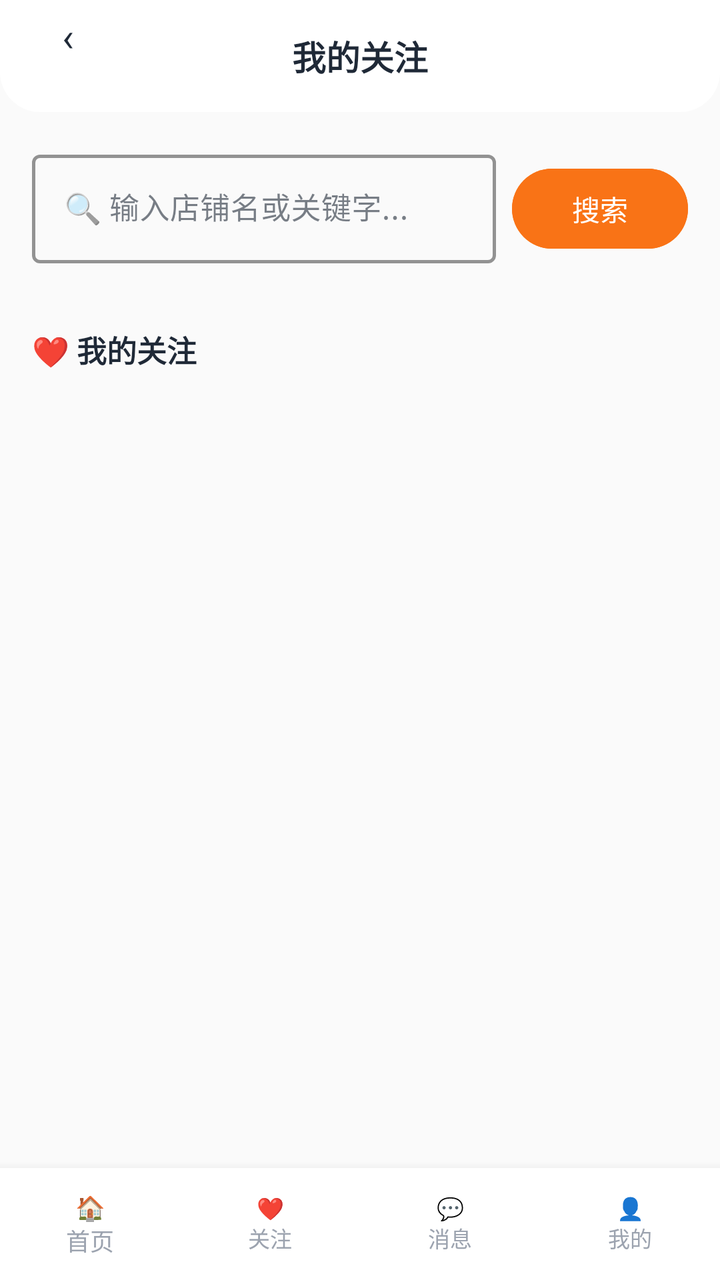
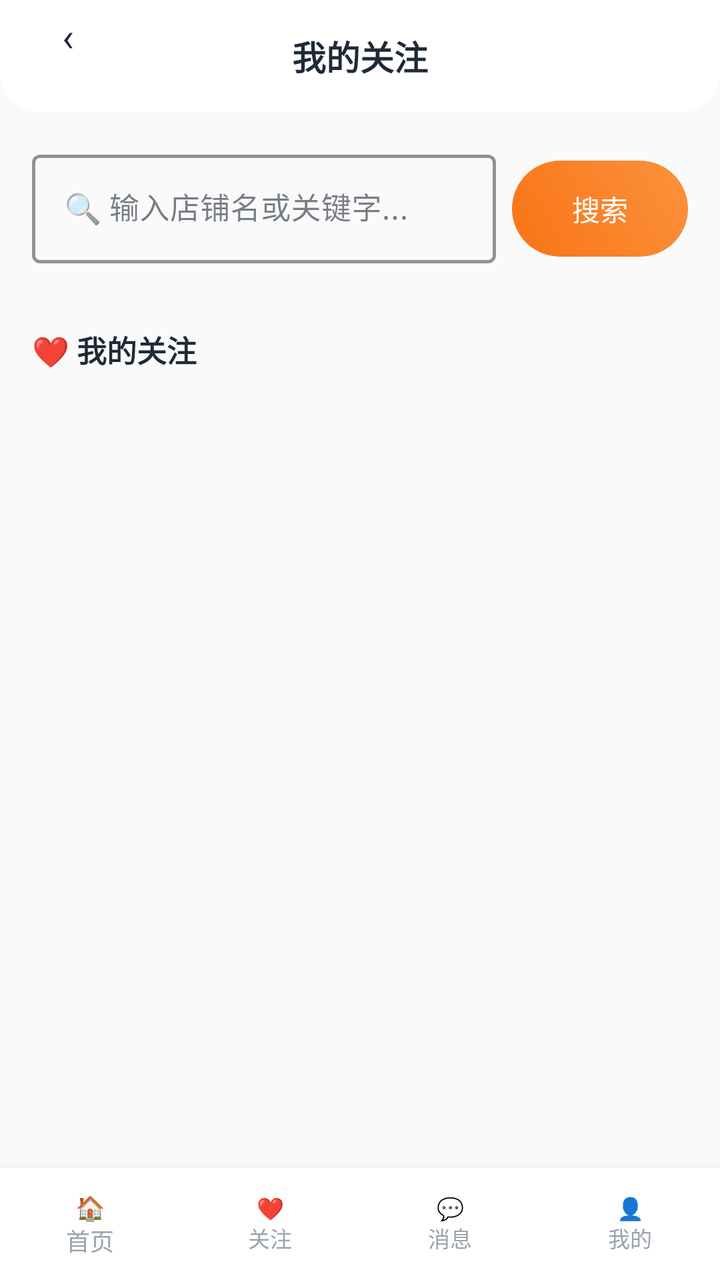

An Android layout rendered at two revisions. The XML below is the earlier revision; the diff shows what the commit changed to produce the second picture.
<!-- AndroidManifest.xml: application theme Theme.ClothingSI -->
<!-- res/layout/activity_buyer_follows.xml -->
<?xml version="1.0" encoding="utf-8"?>
<LinearLayout xmlns:android="http://schemas.android.com/apk/res/android"
    xmlns:app="http://schemas.android.com/apk/res-auto"
    android:layout_width="match_parent" android:layout_height="match_parent"
    android:background="@color/md_surface_container_low" android:orientation="vertical">
    <RelativeLayout android:layout_width="match_parent" android:layout_height="56dp"
        android:background="@drawable/header_bar_bg" android:paddingHorizontal="16dp">
        <TextView android:id="@+id/btn_back" android:layout_width="36dp" android:layout_height="36dp"
            android:text="‹" android:textSize="20sp" android:textColor="@color/md_on_surface"
            android:gravity="center" android:background="@drawable/circle_bg" />
        <TextView android:layout_width="wrap_content" android:layout_height="wrap_content"
            android:text="我的关注" android:textSize="17sp" android:textStyle="bold"
            android:textColor="@color/md_on_surface" android:layout_centerInParent="true" />
    </RelativeLayout>
    <ScrollView android:layout_width="match_parent" android:layout_height="0dp"
        android:layout_weight="1">
        <LinearLayout android:layout_width="match_parent" android:layout_height="wrap_content"
            android:orientation="vertical" android:padding="16dp">
            <LinearLayout android:layout_width="match_parent" android:layout_height="wrap_content"
                android:orientation="horizontal" android:layout_marginBottom="16dp">
                <com.google.android.material.textfield.TextInputLayout
                    style="@style/Widget.MaterialComponents.TextInputLayout.OutlinedBox"
                    android:layout_width="0dp" android:layout_height="wrap_content" android:layout_weight="1"
                    app:boxStrokeColor="@color/md_primary" app:boxStrokeWidth="1.5dp"
                    android:layout_marginEnd="8dp">
                    <com.google.android.material.textfield.TextInputEditText android:id="@+id/et_search"
                        android:layout_width="match_parent" android:layout_height="wrap_content"
                        android:hint="🔍 输入店铺名或关键字..." android:textSize="15sp"
                        android:imeOptions="actionSearch" android:singleLine="true" />
                </com.google.android.material.textfield.TextInputLayout>
                <com.google.android.material.button.MaterialButton android:id="@+id/btn_search"
                    android:layout_width="wrap_content" android:layout_height="wrap_content"
                    android:text="搜索" app:cornerRadius="20dp"
                    android:backgroundTint="@color/md_primary"
                    android:textColor="@color/md_on_primary" />
            </LinearLayout>
            <LinearLayout android:id="@+id/layout_search_results"
                android:layout_width="match_parent" android:layout_height="wrap_content"
                android:orientation="vertical" android:layout_marginBottom="16dp" />
            <TextView android:layout_width="wrap_content" android:layout_height="wrap_content"
                android:text="❤️ 我的关注" android:textSize="15sp" android:textStyle="bold"
                android:textColor="@color/md_on_surface" android:layout_marginBottom="8dp" />
            <LinearLayout android:id="@+id/layout_followed_list"
                android:layout_width="match_parent" android:layout_height="wrap_content"
                android:orientation="vertical" />
        </LinearLayout>
    </ScrollView>
    <include layout="@layout/include_buyer_bottom" />
</LinearLayout>
<!-- res/layout/include_buyer_bottom.xml (included above) -->
<?xml version="1.0" encoding="utf-8"?>
<LinearLayout xmlns:android="http://schemas.android.com/apk/res/android"
    android:layout_width="match_parent" android:layout_height="56dp"
    android:orientation="horizontal" android:gravity="center"
    android:background="@color/md_surface"
    android:elevation="8dp"
    android:weightSum="4">
    <TextView android:id="@+id/bottom_home" android:layout_width="0dp" android:layout_height="match_parent"
        android:layout_weight="1" android:gravity="center" android:text="🏠\n首页"
        android:textSize="12sp" android:lines="2" android:lineSpacingExtra="0dp"
        android:textColor="@color/md_on_surface_variant"
        android:clickable="true" android:focusable="true" />
    <TextView android:id="@+id/bottom_follow" android:layout_width="0dp" android:layout_height="match_parent"
        android:layout_weight="1" android:gravity="center" android:text="❤️\n关注"
        android:textSize="11sp" android:lines="2" android:lineSpacingExtra="0dp"
        android:textColor="@color/md_on_surface_variant"
        android:clickable="true" android:focusable="true" />
    <TextView android:id="@+id/bottom_messages" android:layout_width="0dp" android:layout_height="match_parent"
        android:layout_weight="1" android:gravity="center" android:text="💬\n消息"
        android:textSize="11sp" android:lines="2" android:lineSpacingExtra="0dp"
        android:textColor="@color/md_on_surface_variant"
        android:clickable="true" android:focusable="true" />
    <TextView android:id="@+id/bottom_profile" android:layout_width="0dp" android:layout_height="match_parent"
        android:layout_weight="1" android:gravity="center" android:text="👤\n我的"
        android:textSize="11sp" android:lines="2" android:lineSpacingExtra="0dp"
        android:textColor="@color/md_on_surface_variant"
        android:clickable="true" android:focusable="true" />
</LinearLayout>
<!-- resources referenced by this layout -->
<resources>
  <color name="md_on_primary">#FFFFFF</color>
  <color name="md_on_surface">#1F2937</color>
  <color name="md_on_surface_variant">#9CA3AF</color>
  <color name="md_primary">#F97316</color>
  <color name="md_surface">#FFFFFF</color>
  <color name="md_surface_container_low">#FAFAFA</color>
  <!-- drawable circle_bg (drawable) -->
  <?xml version="1.0" encoding="utf-8"?>
  <shape xmlns:android="http://schemas.android.com/apk/res/android" android:shape="oval">
      <solid android:color="#26FFFFFF" />
  </shape>
  <!-- drawable header_bar_bg (drawable) -->
  <?xml version="1.0" encoding="utf-8"?>
  <shape xmlns:android="http://schemas.android.com/apk/res/android" android:shape="rectangle">
      <solid android:color="@color/md_surface" />
      <corners android:topLeftRadius="0dp" android:topRightRadius="0dp" android:bottomLeftRadius="20dp" android:bottomRightRadius="20dp" />
  </shape>
  <style name="Theme.ClothingSI" parent="Theme.Material3.Light.NoActionBar">
          
          <item name="colorPrimary">@color/md_primary</item>
          <item name="colorOnPrimary">@color/md_on_primary</item>
          <item name="colorPrimaryContainer">@color/md_primary_container</item>
          <item name="colorOnPrimaryContainer">@color/md_on_primary_container</item>
  
          
          <item name="colorSecondary">@color/md_secondary</item>
          <item name="colorOnSecondary">@color/md_on_secondary</item>
          <item name="colorSecondaryContainer">@color/md_secondary_container</item>
          <item name="colorOnSecondaryContainer">@color/md_on_secondary_container</item>
  
          
          <item name="android:colorBackground">@color/md_surface_container_low</item>
          <item name="colorSurface">@color/md_surface</item>
          <item name="colorOnSurface">@color/md_on_surface</item>
          <item name="colorOnSurfaceVariant">@color/md_on_surface_variant</item>
  
          
          <item name="colorOutline">@color/md_outline</item>
          <item name="colorOutlineVariant">@color/md_outline_variant</item>
  
          
          <item name="colorError">@color/md_error</item>
          <item name="colorOnError">@color/md_on_error</item>
  
          
          <item name="android:statusBarColor">@android:color/transparent</item>
          <item name="android:navigationBarColor">@color/md_surface</item>
          <item name="android:windowLightStatusBar">true</item>
  
          
          <item name="android:fontFamily">sans-serif</item>
          <item name="android:textViewStyle">@style/TextView.Base</item>
      </style>
  <color name="md_primary_container">#FFF7ED</color>
  <color name="md_on_primary_container">#5C3D00</color>
  <color name="md_secondary">#2563EB</color>
  <color name="md_on_secondary">#FFFFFF</color>
  <color name="md_secondary_container">#DBEAFE</color>
  <color name="md_on_secondary_container">#001A3E</color>
  <color name="md_outline">#9CA3AF</color>
  <color name="md_outline_variant">#D1D5DB</color>
  <color name="md_error">#EF4444</color>
  <color name="md_on_error">#FFFFFF</color>
  <style name="TextView.Base" parent="android:Widget.TextView">
          <item name="android:fontFamily">sans-serif</item>
      </style>
</resources>

<!-- the commit's change to res/layout/activity_buyer_follows.xml (unified diff, before → after) -->
@@ -31,7 +31,7 @@
                 <com.google.android.material.button.MaterialButton android:id="@+id/btn_search"
                     android:layout_width="wrap_content" android:layout_height="wrap_content"
                     android:text="搜索" app:cornerRadius="20dp"
-                    android:backgroundTint="@color/md_primary"
+                    android:background="@drawable/btn_gradient_primary" app:backgroundTint="@null"
                     android:textColor="@color/md_on_primary" />
             </LinearLayout>
             <LinearLayout android:id="@+id/layout_search_results"
<!-- resource entries referenced after the edit -->
@@ -6,6 +6,15 @@
   <color name="md_primary">#F97316</color>
   <color name="md_surface">#FFFFFF</color>
   <color name="md_surface_container_low">#FAFAFA</color>
+  <!-- drawable btn_gradient_primary (drawable) -->
+  <?xml version="1.0" encoding="utf-8"?>
+  <shape xmlns:android="http://schemas.android.com/apk/res/android" android:shape="rectangle">
+      <corners android:radius="26dp" />
+      <gradient
+          android:startColor="#F97316"
+          android:endColor="#FB923C"
+          android:angle="45" />
+  </shape>
   <!-- drawable circle_bg (drawable) -->
   <?xml version="1.0" encoding="utf-8"?>
   <shape xmlns:android="http://schemas.android.com/apk/res/android" android:shape="oval">
